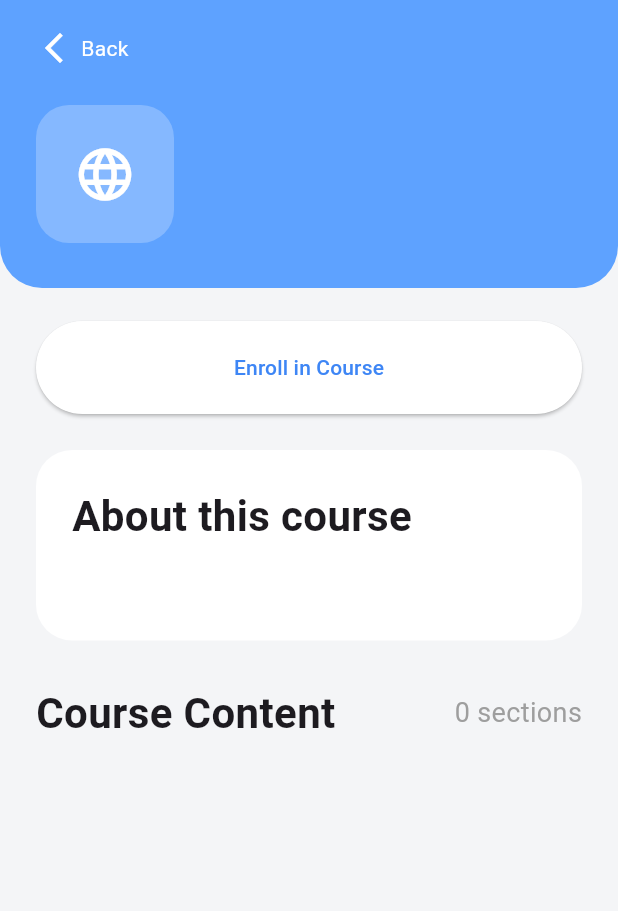
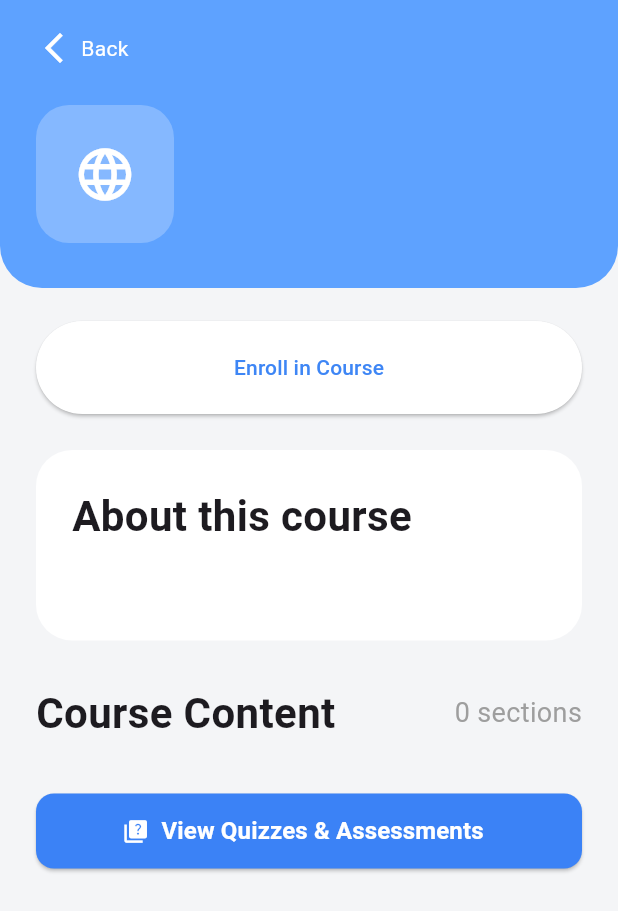
Before and after one commit to Ziad-Wafy/Courses-Platform-App, a Flutter app: the CourseDetailsScreen screen opened directly with empty values, on a phone screen of 412 x 824 dp. Shown: the top 911 px of the screen. Run offline on Flutter 3.47's test engine with Material 3 defaults, Android fonts, the phone set to English and light mode, and no system bars; our stand-ins replace cloud_firestore, equatable, firebase_auth, firebase_core, firebase_storage, flutter_bloc and 5 more; accounts and stored records are empty.

Commit message:
fix(quiz): fix errors after merge and update theme to match project standard

```diff
--- a/lib/features/courses_student_side/presentation/ui/screens/course_details_screen.dart
+++ b/lib/features/courses_student_side/presentation/ui/screens/course_details_screen.dart
@@ -151,6 +151,35 @@ class _CourseDetailsScreenState
                           );
                         },
                       ),
+
+                      Padding(
+                        padding: const EdgeInsets.symmetric(horizontal: 24, vertical: 16),
+                        child: ElevatedButton.icon(
+                          onPressed: () {
+                            Navigator.pushNamed(
+                              context,
+                              '/quiz/list',
+                              arguments: widget.course.id,
+                            );
+                          },
+                          icon: const Icon(Icons.quiz, color: Colors.white),
+                          label: const Text(
+                            "View Quizzes & Assessments",
+                            style: TextStyle(
+                              color: Colors.white,
+                              fontSize: 16,
+                              fontWeight: FontWeight.bold,
+                            ),
+                          ),
+                          style: ElevatedButton.styleFrom(
+                            backgroundColor: const Color(0xFF3B82F6), // AppColors.primary
+                            minimumSize: const Size(double.infinity, 50),
+                            shape: RoundedRectangleBorder(
+                              borderRadius: BorderRadius.circular(12),
+                            ),
+                          ),
+                        ),
+                      ),
                     ],
                   );
                 },
--- a/lib/features/quiz/presentation/ui/screens/quizzes_assessments_screen.dart
+++ b/lib/features/quiz/presentation/ui/screens/quizzes_assessments_screen.dart
@@ -3,6 +3,7 @@ import 'package:flutter/material.dart';
 import 'package:flutter_bloc/flutter_bloc.dart';
 import 'package:flutter_screenutil/flutter_screenutil.dart';
 
+import '../../../../../core/theme/app_color.dart';
 import '../../../../../core/utils/service_locator.dart';
 import '../../cubit/quiz_cubit.dart';
 import '../../domain/entities/quiz_entity.dart';
@@ -66,7 +67,7 @@ class _QuizzesAndAssessmentsScreenState
                       return Center(
                         child: CircularProgressIndicator(
                           valueColor: AlwaysStoppedAnimation<Color>(
-                            const Color(0xFF4A90E2),
+                            AppColors.primary,
                           ),
                         ),
                       );
@@ -190,7 +191,7 @@ class _QuizzesAndAssessmentsScreenState
                                 quizCubit.getQuizzesByCourse(widget.courseId);
                               },
                               style: ElevatedButton.styleFrom(
-                                backgroundColor: const Color(0xFF4A90E2),
+                                backgroundColor: AppColors.primary,
                               ),
                               child: const Text('Retry'),
                             ),
```
Also changed, not shown: lib/features/profile/presentation/screens/teacher_profile_screen.dart (+14 -0 lines), lib/features/quiz/presentation/ui/screens/create_quiz_screen.dart (+10 -9 lines), lib/features/quiz/presentation/ui/screens/quiz_completion_screen.dart (+5 -4 lines), lib/features/quiz/presentation/ui/screens/quiz_question_screen.dart (+10 -10 lines), lib/features/quiz/presentation/ui/widgets/common_widgets.dart (+12 -11 lines), lib/main.dart (+3 -4 lines).
